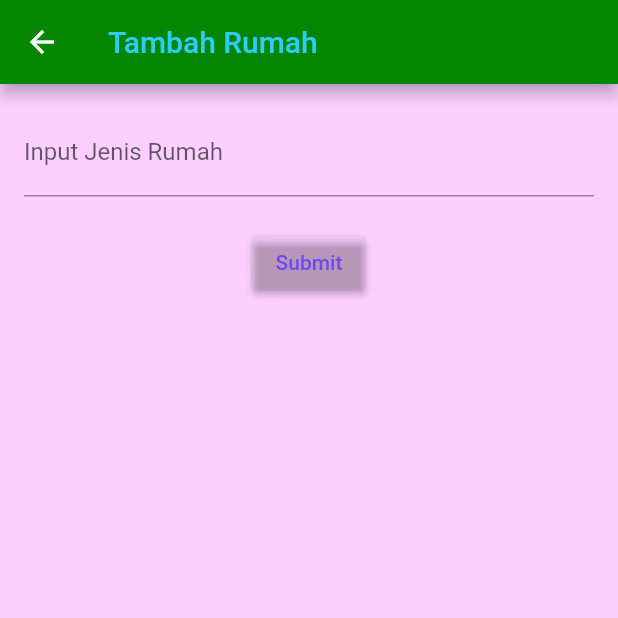
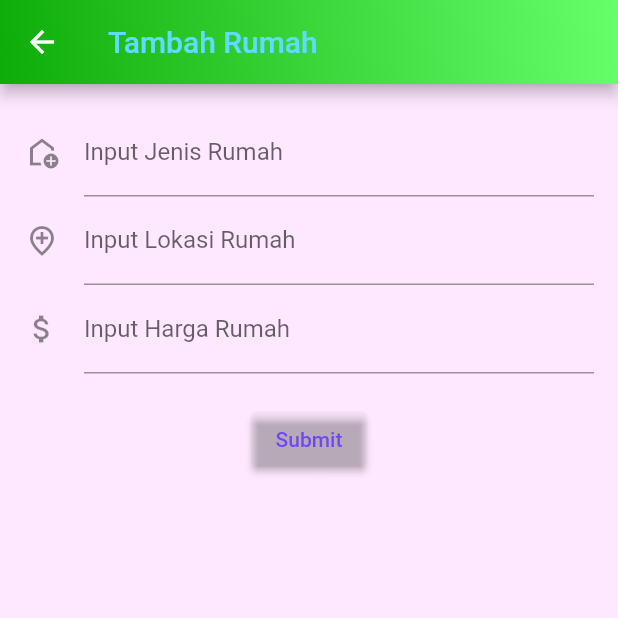
Before and after one commit to mfajarrahmantom/perumahan_flutter, a Flutter app: the screen it shows after launch, after a tap on the "add" icon, on a phone screen of 412 x 824 dp, the top half of it. Run offline on Flutter 3.47's test engine with Material 2 defaults, Android fonts, the phone set to English and light mode, and no system bars; network calls fail.

Commit message:
Additional
Permak for Ciamik

```diff
--- a/lib/api/api_service.dart
+++ b/lib/api/api_service.dart
@@ -16,11 +16,14 @@ class ApiService {
     }
   }
 
-  Future<http.Response> createRumah(String jenisrumah) async {
+  Future<http.Response> createRumah(
+      String jenisrumah, String lokasirumah, String harga) async {
     final response = await http.post(
       Uri.parse("${baseUrl}rumah/create.php"),
       body: jsonEncode(<String, String>{
         'jenis_rumah': jenisrumah,
+        'lokasi_rumah': lokasirumah,
+        'harga': harga,
       }),
     );
     return response;
--- a/lib/screen/rumah_create.dart
+++ b/lib/screen/rumah_create.dart
@@ -12,27 +12,63 @@ class RumahCreate extends StatefulWidget {
 
 class _RumahCreateState extends State<RumahCreate> {
   String _jenisrumah = '';
+  String _lokasirumah = '';
+  String _harga = '';
   @override
   Widget build(BuildContext context) {
     return Scaffold(
       appBar: AppBar(
         title: const Text(
           'Tambah Rumah',
-          style: TextStyle(color: Color.fromRGBO(43, 205, 255, 1)),
+          style: TextStyle(color: Color.fromARGB(255, 96, 218, 255)),
         ),
-        backgroundColor: const Color.fromARGB(255, 4, 134, 0),
+        flexibleSpace: Container(
+          decoration: const BoxDecoration(
+              gradient: LinearGradient(
+                  begin: Alignment.bottomLeft,
+                  end: Alignment.topRight,
+                  colors: <Color>[
+                Color.fromARGB(255, 14, 172, 8),
+                Color.fromARGB(255, 102, 255, 107)
+              ])),
+        ),
       ),
       body: Padding(
         padding: const EdgeInsets.all(16.0),
         child: Column(children: [
           TextField(
             decoration: const InputDecoration(
-              hintText: 'Tuliskan nama jenis rumah baru',
+              hintText: 'Tuliskan jenis rumah baru',
               labelText: 'Input Jenis Rumah',
+              icon: Icon(Icons.add_home_outlined),
             ),
             onChanged: (String value) {
               setState(() {
                 _jenisrumah = value;
+              });
+            },
+          ),
+          TextField(
+            decoration: const InputDecoration(
+              hintText: 'Tuliskan lokasi rumah baru',
+              labelText: 'Input Lokasi Rumah',
+              icon: Icon(Icons.add_location_outlined),
+            ),
+            onChanged: (String value) {
+              setState(() {
+                _lokasirumah = value;
+              });
+            },
+          ),
+          TextField(
+            decoration: const InputDecoration(
+              hintText: 'Tuliskan harga rumah baru',
+              labelText: 'Input Harga Rumah',
+              icon: Icon(Icons.attach_money_outlined),
+            ),
+            onChanged: (String value) {
+              setState(() {
+                _harga = value;
               });
             },
           ),
@@ -46,21 +82,21 @@ class _RumahCreateState extends State<RumahCreate> {
             ),
             onPressed: () {
               ApiService apiService = ApiService();
-              apiService.createRumah(_jenisrumah);
+              apiService.createRumah(_jenisrumah, _lokasirumah, _harga);
 
               Customer customer = Customer(
-                  kdpelanggan: '00103',
-                  nama: 'Mariam',
-                  tanggalbeli: '2022-12-12',
-                  jeniskelamin: 'Wanita',
-                  telp: '0872883717',
-                  rumahkd: 100103);
+                  kdpelanggan: '00104',
+                  nama: 'Parto',
+                  tanggalbeli: '2022-12-29',
+                  jeniskelamin: 'Pria',
+                  telp: '0834354224',
+                  rumahkd: 100107);
               apiService.createCustomer(customer);
             },
           )
         ]),
       ),
-      backgroundColor: const Color.fromARGB(255, 251, 207, 255),
+      backgroundColor: const Color.fromARGB(255, 254, 232, 255),
     );
   }
 }
--- a/lib/screen/rumah_list.dart
+++ b/lib/screen/rumah_list.dart
@@ -29,9 +29,18 @@ class _RumahListState extends State<RumahList> {
       appBar: AppBar(
         title: const Text(
           'Agen Perumahan',
-          style: TextStyle(color: Color.fromARGB(255, 67, 247, 205)),
+          style: TextStyle(color: Color.fromARGB(255, 9, 255, 198)),
         ),
-        backgroundColor: const Color.fromARGB(255, 255, 12, 12),
+        flexibleSpace: Container(
+          decoration: const BoxDecoration(
+              gradient: LinearGradient(
+                  begin: Alignment.bottomLeft,
+                  end: Alignment.topRight,
+                  colors: <Color>[
+                Color.fromARGB(255, 255, 102, 92),
+                Color.fromARGB(255, 255, 102, 196)
+              ])),
+        ),
       ),
       body: Center(
         child: FutureBuilder<RumahRead>(
@@ -64,17 +73,19 @@ class _RumahListState extends State<RumahList> {
           Navigator.pushNamed(context, RumahCreate.routeName);
         },
       ),
-      backgroundColor: const Color.fromARGB(255, 208, 255, 207),
+      backgroundColor: const Color.fromARGB(255, 225, 255, 224),
     );
   }
 
   Widget _buildRumahCard(BuildContext context, Rumah rumah) {
     return ListTile(
+      subtitle: Text(rumah.lokasirumah),
       contentPadding:
           const EdgeInsets.symmetric(horizontal: 16.0, vertical: 8.0),
       title: Text(
         rumah.jenisrumah,
       ),
+      trailing: Text('Rp.${rumah.harga}'),
     );
   }
 }
```
